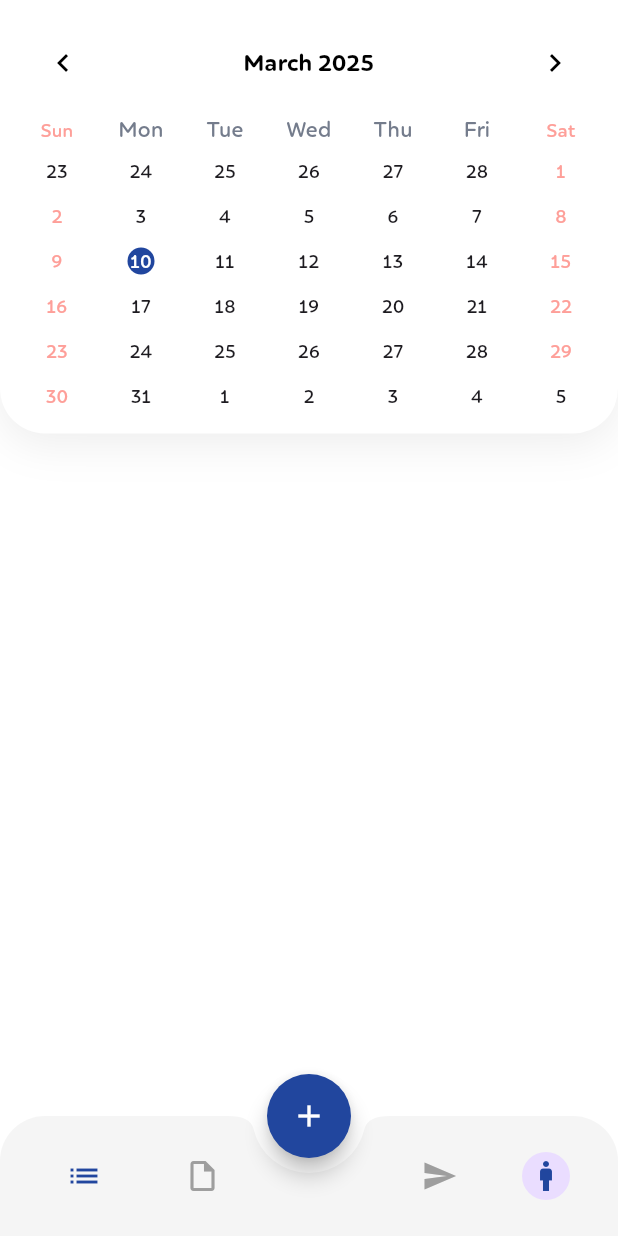
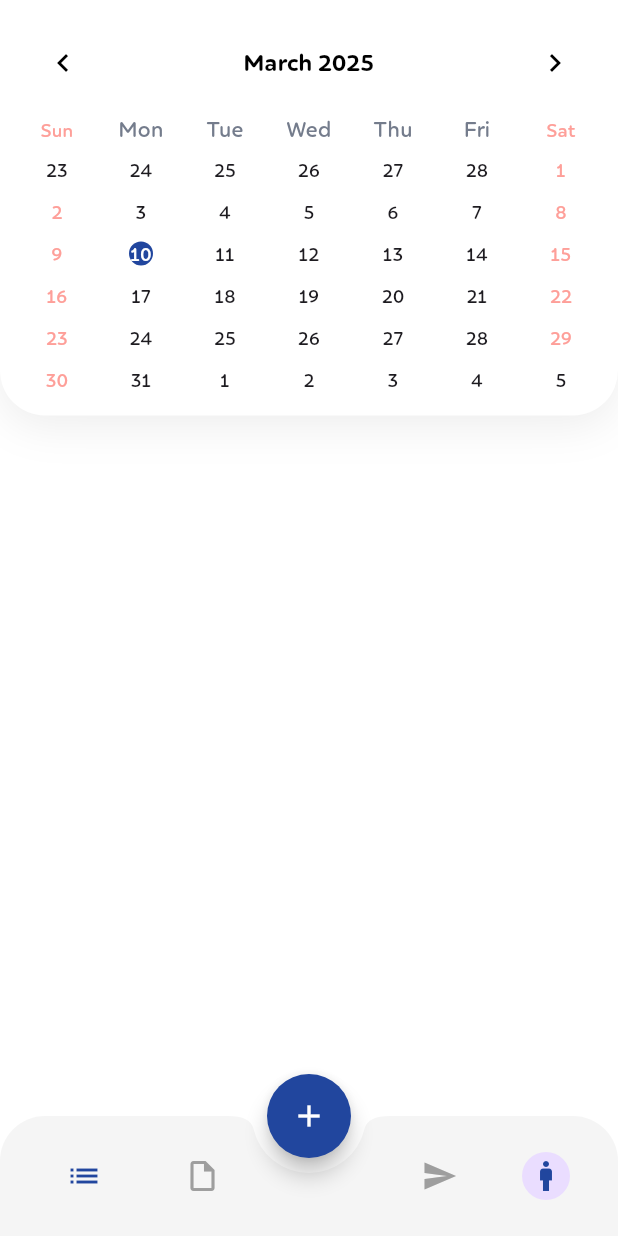
Before and after one commit to MTS-Services/Task-Management, a Flutter app: the screen it shows after launch, after a tap on the "calendar today" icon, on a phone screen of 412 x 824 dp. Run offline on Flutter 3.47's test engine with Material 3 defaults, Android fonts, the phone set to English and light mode, and no system bars; drawn by our look-alikes of table_calendar; our stand-ins replace flutter_otp_text_field, get, lottie.

```diff
--- a/lib/presentation/pages/screen/home/home_screen.dart
+++ b/lib/presentation/pages/screen/home/home_screen.dart
@@ -1,4 +1,5 @@
 import 'package:flutter/material.dart';
+import 'package:flutter/services.dart';
 import 'package:get/get.dart';
 import 'package:maktrack/presentation/state_managment/home.dart';
 
@@ -11,6 +12,10 @@ class HomeScreen extends StatelessWidget {
 
   @override
   Widget build(BuildContext context) {
+    SystemChrome.setSystemUIOverlayStyle(SystemUiOverlayStyle(
+      statusBarColor: Colors.white,
+      statusBarIconBrightness: Brightness.dark
+    ));
     return Scaffold(
       backgroundColor: Colors.white,
       body: SafeArea(
--- a/lib/presentation/pages/screen/home/widgets/custom_calendar.dart
+++ b/lib/presentation/pages/screen/home/widgets/custom_calendar.dart
@@ -12,7 +12,7 @@ class CustomCalendarWidget extends StatelessWidget {
   Widget build(BuildContext context) {
     return TableCalendar(
       daysOfWeekHeight: 25,
-      rowHeight: 30,
+      rowHeight: 28,
       focusedDay: controller.focusedDay.value,
       firstDay: DateTime(2000),
       lastDay: DateTime(2100),
```
